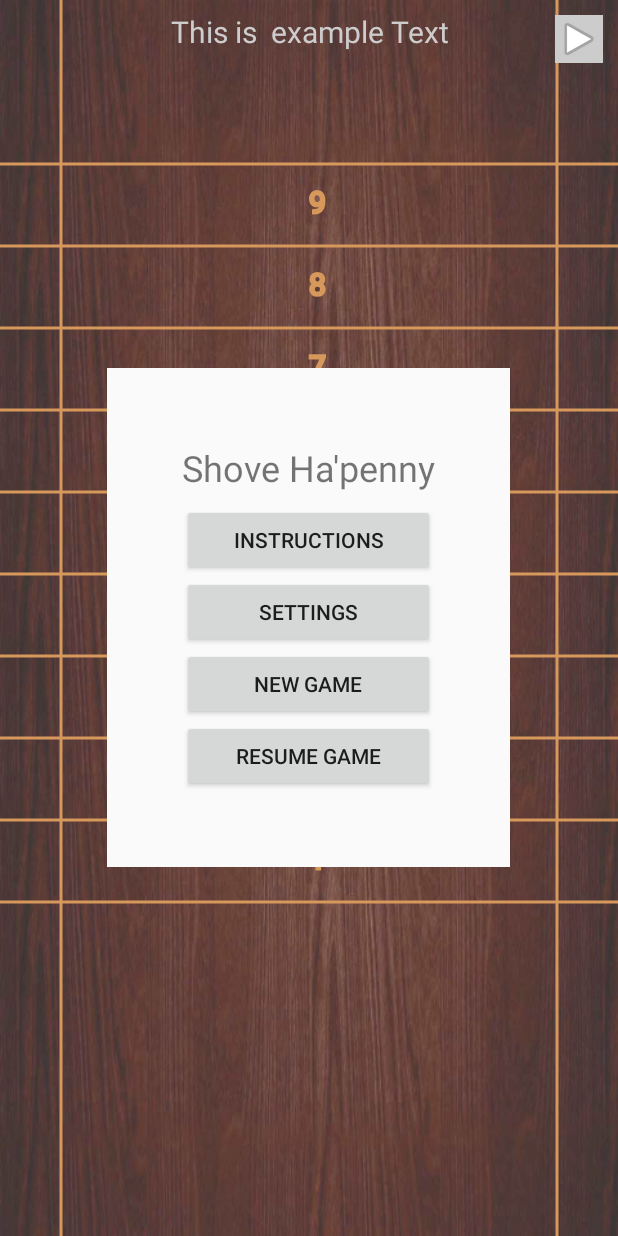
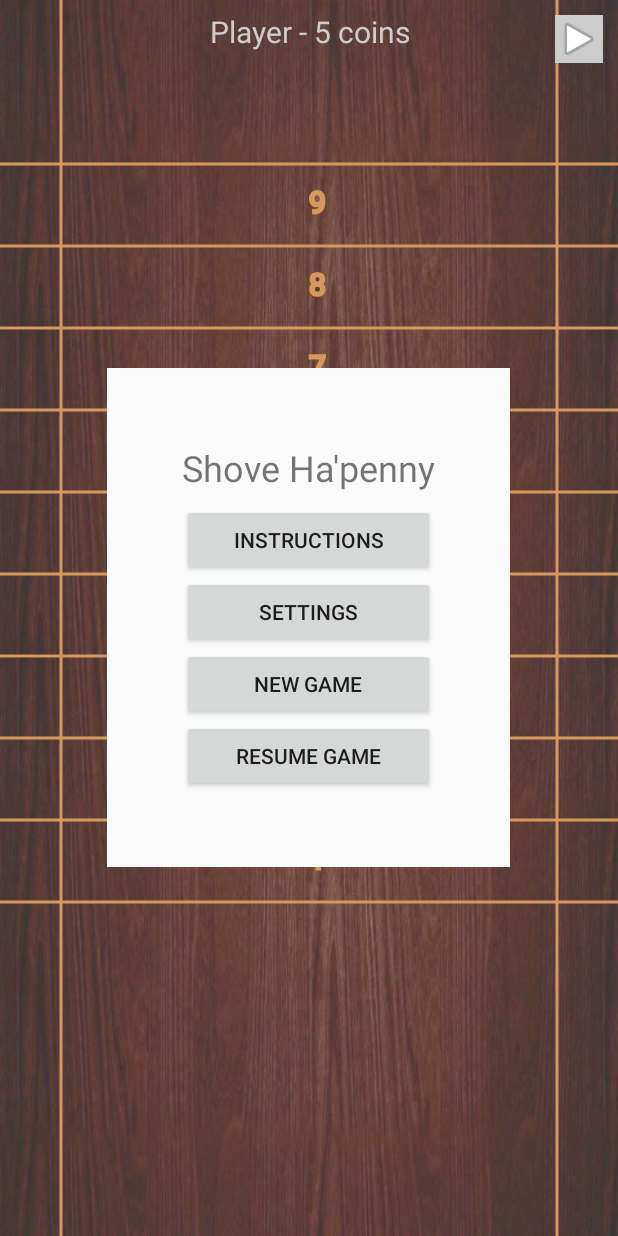
Before and after one commit to ThinklingUK/Shove, an Android app: the first screen one second after launch (MainActivity), on a phone screen of 412 x 824 dp. Run offline under Robolectric (Android 15) with nearby library versions, the phone set to English and light mode, and no system bars; network calls fail; pictures from the network do not load; 6 statements that could not run were skipped.

Commit message:
Start of fix

```diff
--- a/app/src/main/java/uk/thinkling/shove/ShoveDrawView.java
+++ b/app/src/main/java/uk/thinkling/shove/ShoveDrawView.java
@@ -102,14 +102,16 @@ public class ShoveDrawView extends View {
             //Log.e("LOADING PREFS",  e.getMessage());
         }
 
-
         collider = new CollisionManager(w, h, friction, gravity);
+        player[0]=new Player();
+        player[1]=new Player();
 
         try {
             restoreData();
         } catch (Exception ex){ //could be FileNotFoundException, IOException, ClassNotFoundException
             //Log.e("deserialise",ex.toString());
         }
+
 
         //TODO - if beds changed, then stored object radius may be inaccurate
         //TODO if #beds changed (ie. in prefs) and mismatch with saved data, reset score data
@@ -178,6 +180,23 @@ public class ShoveDrawView extends View {
 
         super.onDraw(canvas);
 
+
+        /* Scores Text */
+        if (coinsLeft >1)
+            parent.HighScoreText.setText(player[playerNum].name + " - " + coinsLeft+" coins");
+        else
+            parent.HighScoreText.setText(player[playerNum].name + " - Last coin"); //TODO const etc
+
+        //Portsmouth scores
+        // parent.TimeLeftText.setText("P1: "+ score[0][0]);
+        // parent.ScoreText.setText("P2: "+ score[1][0]);
+
+        // beds scored so far counting
+        // parent.TimeLeftText.setText("P1: "+ score[0][beds+1]);
+        // parent.ScoreText.setText("P2: "+ score[1][beds+1]);
+
+
+
         //Draw the sidelines and Beds (NB: the screen has a 2bed endzone, 9 full beds, a 1 bed exclusion and 3 bed fling zone)
         for (int f = 0; f <= beds; f++) {
             canvas.drawLine(0, f * bedH + 2 * bedH, screenW, f * bedH + 2 * bedH, linepaint); //draw each horizontal
@@ -194,20 +213,6 @@ public class ShoveDrawView extends View {
         canvas.drawLine(sidebar, 0, sidebar, screenH, linepaint);
         canvas.drawLine(screenW - sidebar, 0, screenW - sidebar, screenH, linepaint);
 
-
-        /* Scores Text */
-        if (coinsLeft >1)
-            parent.HighScoreText.setText(player[playerNum].name + " - " + coinsLeft+" coins");
-        else
-            parent.HighScoreText.setText(player[playerNum].name + " - Last coin"); //TODO const etc
-
-        //Portsmouth scores
-        // parent.TimeLeftText.setText("P1: "+ score[0][0]);
-        // parent.ScoreText.setText("P2: "+ score[1][0]);
-
-        // beds scored so far counting
-        // parent.TimeLeftText.setText("P1: "+ score[0][beds+1]);
-        // parent.ScoreText.setText("P2: "+ score[1][beds+1]);
 
 
         for (MoveObj obj : objs) {
@@ -309,7 +314,7 @@ public class ShoveDrawView extends View {
             inPlay.xSpeed = Math.random()*screenW/100-screenW/200;
             inPlay.ySpeed = -currSpeed;  //-30=1 -90=8 -100=9 //TODO - check if screen size impacts this, or friction
             inPlay.rSpeed = Math.random()*20-10;
-            //Toast.makeText(getContext(), "min " + Smin+" max "+Smax + " = "+inPlay.ySpeed, Toast.LENGTH_LONG).show();
+            Toast.makeText(getContext(), "min " + Smin+" max "+Smax + " = "+inPlay.ySpeed, Toast.LENGTH_LONG).show();
 
         }
 
@@ -542,7 +547,7 @@ public class ShoveDrawView extends View {
         bmppaint.setFilterBitmap(true);
 
         //TODO if #beds changed (ie. in prefs) and mismatch with saved data, reset score data
-
+        //TODO move to strings
         dynamicInstructions = String.format(getContext().getString(R.string.str_instructions), beds, maxCoins, bedScore, rebounds?"bounce":"fall", bounds?"not be":"be");
 
         //Also if bedScore changes then scoring might fail - best to restart in these cases - or all cases?
@@ -550,6 +555,9 @@ public class ShoveDrawView extends View {
         if (player[0].score.length!=beds+2) {
             player[0].score = new int[beds+2][2];
             player[1].score = new int[beds+2][2];
+        }
+
+        if (botSpeed.length!=beds+2) {
             botSpeed = new int[beds+2];
             botSpeed[0] = 0;
             botSpeed[beds+1]=screenH/10; //TODO factor should be affected by friction
@@ -565,6 +573,9 @@ public class ShoveDrawView extends View {
         public int[] aimHigh;
         public int[][] score = new int[beds+2][2]; //[bed - bed zero is for point score and final bed is for tracking completed][actual|potential]
 
+        public Player() {
+        }
+
         public Player(String name, boolean AI, int accuracy) {
             this.name = name;
             this.AI = AI;
```
